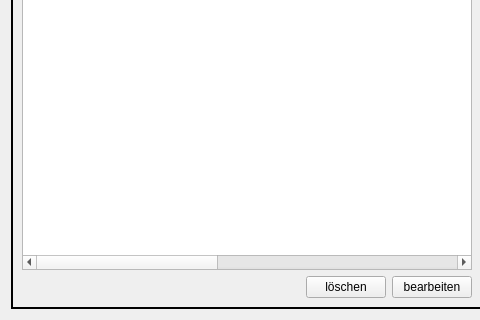
Old version of the form wz-data/ui/course_editor.ui in the repository gradgrind/WZ3; both pictures show x 0 to 480 and y 462 to 782 of the 818 by 782 pixel window.
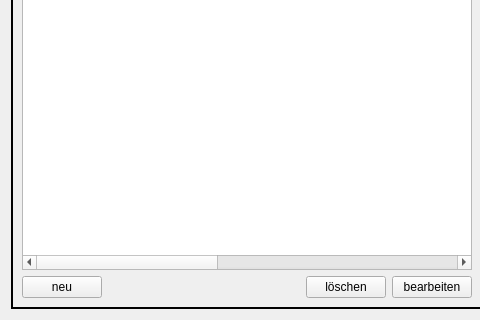
New version of the form. Icons and pictures are not drawn.

Diff of the .ui file:
```diff
--- a/wz-data/ui/course_editor.ui
+++ b/wz-data/ui/course_editor.ui
@@ -199,6 +199,13 @@
        </item>
        <item>
         <layout class="QHBoxLayout" name="horizontalLayout_2">
+         <item>
+          <widget class="QPushButton" name="pb_new_course">
+           <property name="text">
+            <string>neu</string>
+           </property>
+          </widget>
+         </item>
          <item>
           <spacer name="horizontalSpacer_3">
            <property name="orientation">
```
